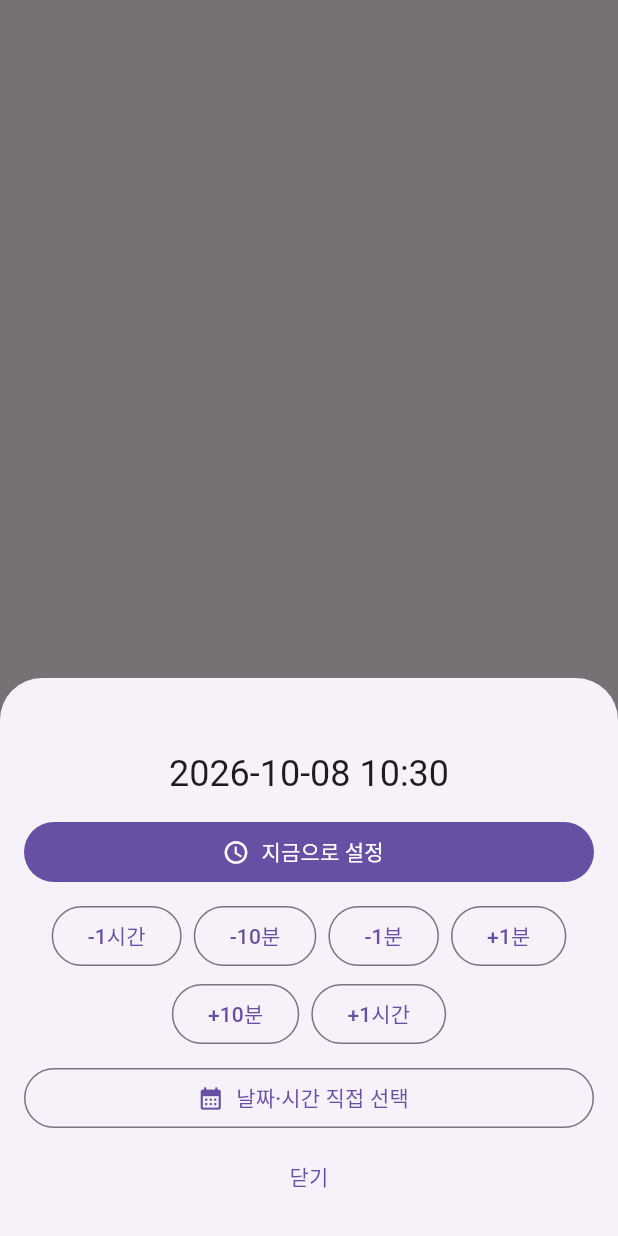
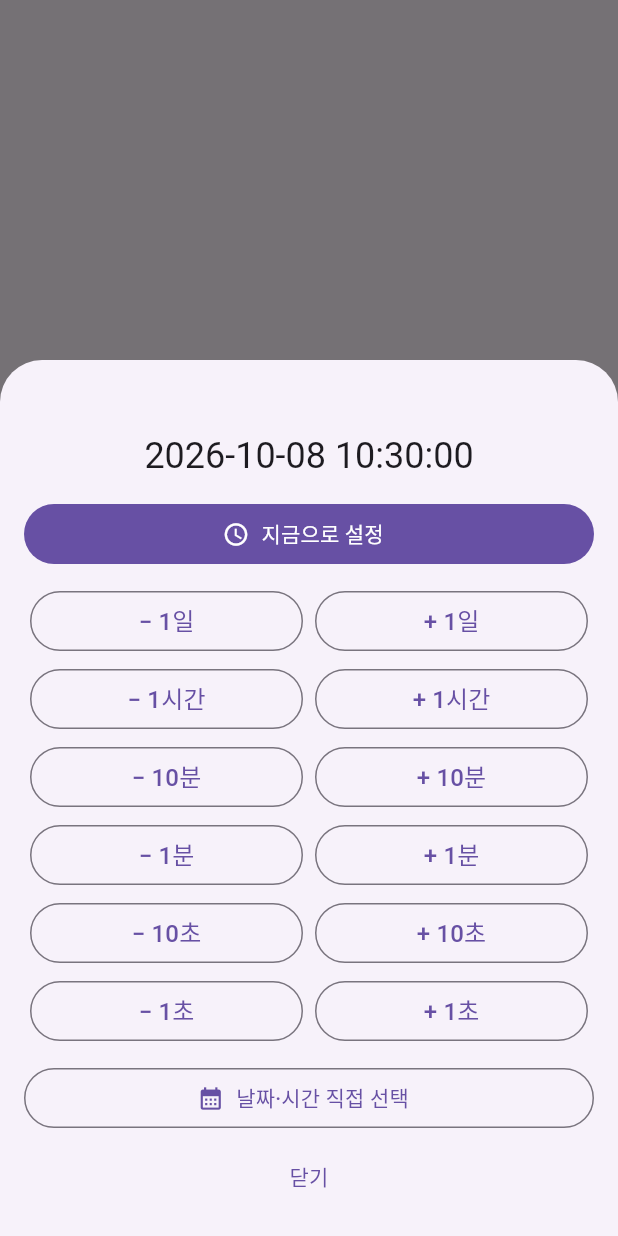
Before and after one commit to leaf-nam/cctv-helper, a Flutter app: what showTimeEditSheet() shows on an empty page, opened directly with empty values, on a phone screen of 412 x 824 dp. Run offline on Flutter 3.47's test engine with Material 3 defaults, Android fonts, the phone set to English and light mode, and no system bars; our stand-ins replace go_router.

Commit message:
스테퍼 2열 테이블·읽기 쉬운 오차 문장 적용

```diff
--- a/lib/core/widgets/datetime_field.dart
+++ b/lib/core/widgets/datetime_field.dart
@@ -19,10 +19,10 @@ Future<DateTime?> pickDateTime(BuildContext context, DateTime? initial) async {
   return DateTime(date.year, date.month, date.day, time.hour, time.minute);
 }
 
-/// `yyyy-MM-dd HH:mm` 표시.
+/// `yyyy-MM-dd HH:mm:ss` 표시 (10초/1초 스테퍼 대응).
 String formatDateTime(DateTime? value) {
   if (value == null) return '미입력';
   String two(int v) => v.toString().padLeft(2, '0');
   return '${value.year}-${two(value.month)}-${two(value.day)} '
-      '${two(value.hour)}:${two(value.minute)}';
+      '${two(value.hour)}:${two(value.minute)}:${two(value.second)}';
 }
--- a/lib/core/widgets/time_edit_sheet.dart
+++ b/lib/core/widgets/time_edit_sheet.dart
@@ -5,7 +5,7 @@ import 'datetime_field.dart';
 /// 시각 편집 바텀시트.
 ///
 /// 달력→시계 2단계 피커만으로는 맞추기 힘들어
-/// [지금] 버튼과 ±스테퍼(1시간/10분/1분)를 제공한다.
+/// [지금] 버튼과 2열 ±스테퍼 테이블(1일/1시간/10분/1분/10초/1초)을 제공한다.
 /// 모든 변경은 즉시 `onChanged`로 반영된다 (live-apply).
 Future<void> showTimeEditSheet(
   BuildContext context, {
@@ -30,16 +30,28 @@ Future<void> showTimeEditSheet(
     }
   }
 
+  const units = <({String label, Duration duration})>[
+    (label: '1일', duration: Duration(days: 1)),
+    (label: '1시간', duration: Duration(hours: 1)),
+    (label: '10분', duration: Duration(minutes: 10)),
+    (label: '1분', duration: Duration(minutes: 1)),
+    (label: '10초', duration: Duration(seconds: 10)),
+    (label: '1초', duration: Duration(seconds: 1)),
+  ];
+
   await showModalBottomSheet<void>(
     context: context,
     isScrollControlled: true,
     builder: (sheetContext) {
       return StatefulBuilder(
         builder: (context, setState) {
-          Widget stepButton(String label, Duration delta) {
-            return OutlinedButton(
-              onPressed: () => apply(setState, current.add(delta)),
-              child: Text(label),
+          Widget stepCell(String text, Duration delta) {
+            return Padding(
+              padding: const EdgeInsets.symmetric(horizontal: 4, vertical: 2),
+              child: OutlinedButton(
+                onPressed: () => apply(setState, current.add(delta)),
+                child: Text(text, style: const TextStyle(fontSize: 16)),
+              ),
             );
           }
 
@@ -68,17 +80,24 @@ Future<void> showTimeEditSheet(
                   onPressed: () => apply(setState, DateTime.now()),
                 ),
                 const SizedBox(height: 8),
-                Wrap(
-                  alignment: WrapAlignment.center,
-                  spacing: 8,
-                  runSpacing: 4,
+                Table(
+                  columnWidths: const {
+                    0: FlexColumnWidth(),
+                    1: FlexColumnWidth(),
+                  },
                   children: [
-                    stepButton('-1시간', const Duration(hours: -1)),
-                    stepButton('-10분', const Duration(minutes: -10)),
-                    stepButton('-1분', const Duration(minutes: -1)),
-                    stepButton('+1분', const Duration(minutes: 1)),
-                    stepButton('+10분', const Duration(minutes: 10)),
-                    stepButton('+1시간', const Duration(hours: 1)),
+                    for (final unit in units)
+                      TableRow(
+                        children: [
+                          stepCell(
+                            '− ${unit.label}',
+                            Duration(
+                              microseconds: -unit.duration.inMicroseconds,
+                            ),
+                          ),
+                          stepCell('+ ${unit.label}', unit.duration),
+                        ],
+                      ),
                   ],
                 ),
                 const SizedBox(height: 8),
--- a/lib/features/sources/presentation/cctv_card.dart
+++ b/lib/features/sources/presentation/cctv_card.dart
@@ -183,7 +183,7 @@ class CctvCard extends StatelessWidget {
             Text(
               offset == null
                   ? '오차: 미계산 (시각 2개를 모두 입력하세요)'
-                  : '오차: ${TimeCalcService.formatOffset(offset)}',
+                  : TimeCalcService.formatOffset(offset),
               style: Theme.of(context).textTheme.bodyMedium,
             ),
             const Divider(),
```
Also changed, not shown: lib/core/services/time_calc_service.dart (+16 -6 lines), 3 other files.
